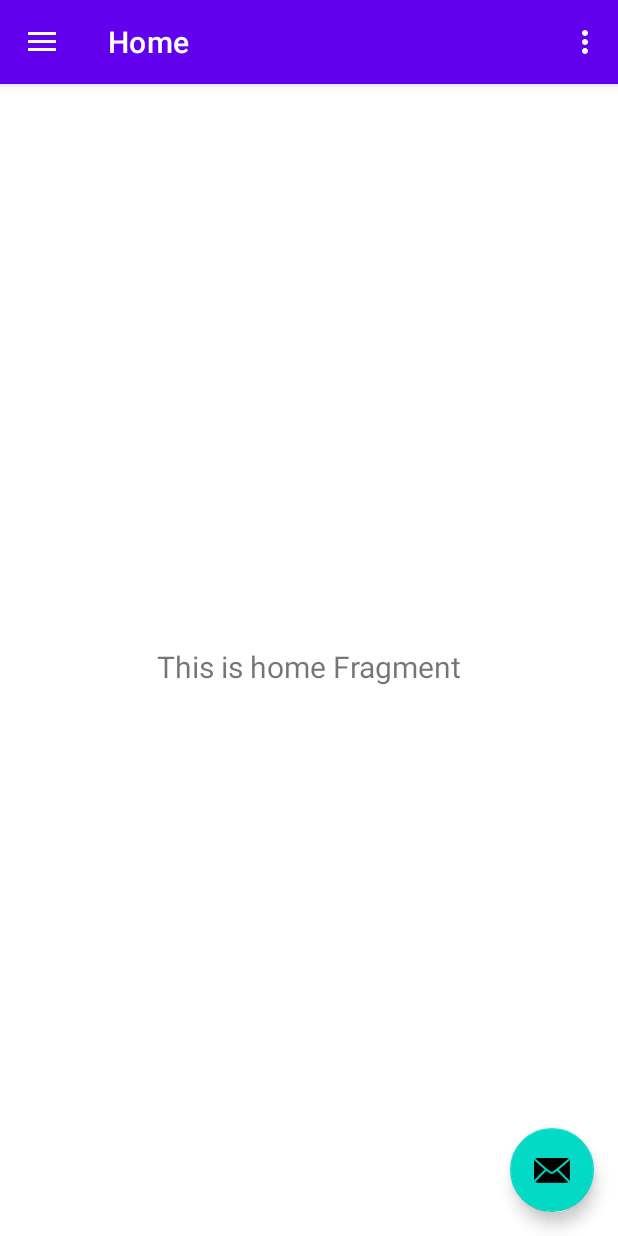
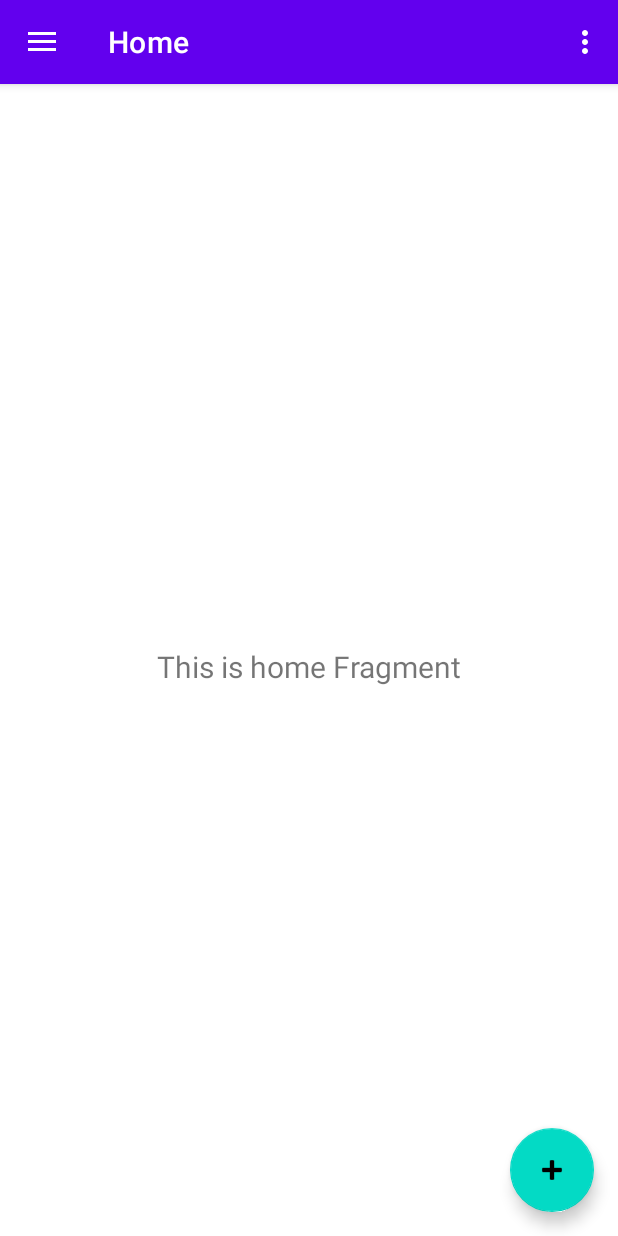
Before and after one commit to JusicP/oop_lab_3, an Android app: the screen it shows after launch (MainActivity), on a phone screen of 412 x 824 dp. Run offline under Robolectric (Android 15) with nearby library versions, the phone set to English and light mode, and no system bars; our stand-ins replace navigation-ui.

Commit message:
Replace FAB stock icon with "add weather" icon

```diff
--- a/app/src/main/res/layout/app_bar_main.xml
+++ b/app/src/main/res/layout/app_bar_main.xml
@@ -30,6 +30,6 @@
             android:layout_gravity="bottom|end"
             android:layout_marginEnd="@dimen/fab_margin"
             android:layout_marginBottom="16dp"
-            app:srcCompat="@android:drawable/ic_dialog_email"/>
+            app:srcCompat="@android:drawable/ic_input_add" android:contentDescription="@string/add_weather"/>
 
 </androidx.coordinatorlayout.widget.CoordinatorLayout>
```
